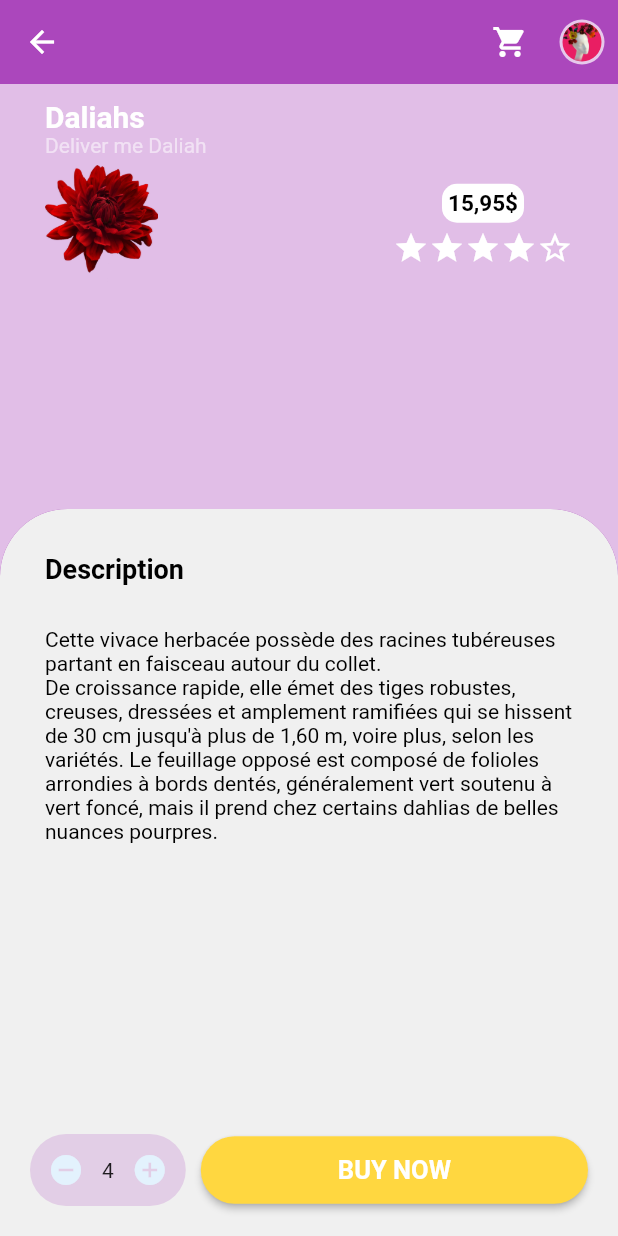
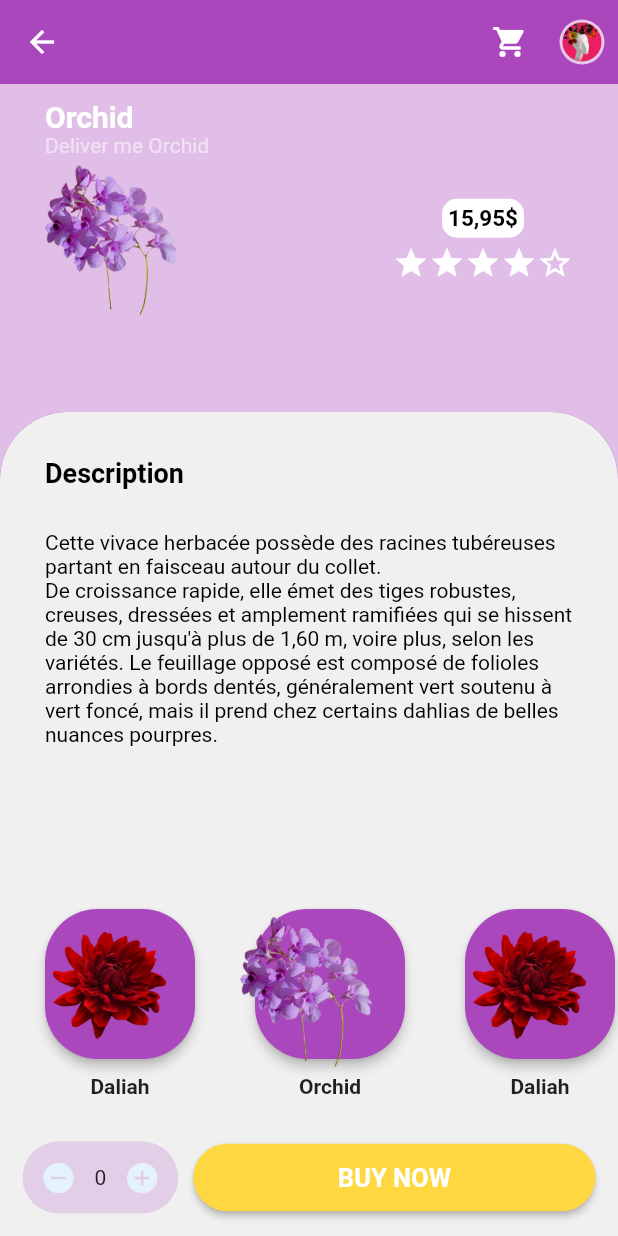
Before and after one commit to fguibon/flutter-flower-shop, a Flutter app: the screen it shows after launch, after a tap on "Orchid", on a phone screen of 412 x 824 dp. Run offline on Flutter 3.47's test engine with Material 2 defaults, Android fonts, the phone set to English and light mode, and no system bars.

Commit message:
Ajout liste et liens

```diff
--- a/lib/flower_list.dart
+++ b/lib/flower_list.dart
@@ -46,7 +46,8 @@ class _FlowerListState extends State<FlowerList> {
                   ),
                   child: GestureDetector(
                     onTap: () {
-                      Navigator.of(context).pushNamed(FlowerPage.tag);
+                      Navigator.of(context).pushNamed(FlowerPage.tag,
+                          arguments: [isEven ? "Daliah" : "Orchid"]);
                     },
                     child: Card(
                       color: Theme.of(context).primaryColor,
@@ -107,7 +108,8 @@ class _FlowerListState extends State<FlowerList> {
                     top: isEven ? 50 : 50,
                     child: GestureDetector(
                       onTap: () {
-                        Navigator.of(context).pushNamed(FlowerPage.tag);
+                        Navigator.of(context).pushNamed(FlowerPage.tag,
+                            arguments: [isEven ? "Daliah" : "Orchid"]);
                       },
                       child: isEven ? daliahImage : orchidImage,
                     ))
--- /dev/null
+++ b/lib/flower_list_mini.dart
@@ -0,0 +1,79 @@
+import 'package:flutter/material.dart';
+
+class FlowerListMini extends StatefulWidget {
+  @override
+  State<FlowerListMini> createState() => _FlowerListMiniState();
+}
+
+class _FlowerListMiniState extends State<FlowerListMini> {
+  Widget daliahImage = Container(
+    height: 80,
+    child: Image.asset("images/daliah.png"),
+  );
+  Widget orchidImage = Container(
+    height: 100,
+    child: Image.asset("images/orchid.png"),
+  );
+
+  int items = 10;
+
+  @override
+  Widget build(BuildContext context) {
+    return Container(
+      height: 150,
+      margin: EdgeInsets.only(top: 10),
+      child: ListView.builder(
+          scrollDirection: Axis.horizontal,
+          itemCount: items,
+          itemBuilder: (context, index) {
+            bool isEven = index.isEven;
+            return Stack(
+              children: [
+                Column(
+                  crossAxisAlignment: CrossAxisAlignment.center,
+                  children: [
+                    Container(
+                      width: 120,
+                      height: 120,
+                      margin: EdgeInsets.only(
+                        left: 20,
+                        right: index == items ? 20 : 0,
+                      ),
+                      child: GestureDetector(
+                        onTap: () {
+                          // TODO
+                        },
+                        child: Card(
+                          color: Theme.of(context).primaryColor,
+                          elevation: 3,
+                          margin: EdgeInsets.all(10),
+                          shape: RoundedRectangleBorder(
+                            borderRadius: BorderRadius.circular(35),
+                          ),
+                        ),
+                      ),
+                    ),
+                    Padding(
+                      padding: EdgeInsets.only(
+                        left: 20,
+                      ),
+                      child: Text(
+                        isEven ? "Daliah" : "Orchid",
+                        style: TextStyle(fontWeight: FontWeight.bold),
+                      ),
+                    )
+                  ],
+                ),
+                Positioned(
+                    top: isEven ? 25 : 15,
+                    left: isEven ? 35 : 20,
+                    child: GestureDetector(
+                      onTap: () {},
+                      child: isEven ? daliahImage : orchidImage,
+                    )),
+              ],
+            );
+          }),
+    );
+  }
+}
--- a/lib/flower_page.dart
+++ b/lib/flower_page.dart
@@ -1,4 +1,6 @@
 import 'package:flutter/material.dart';
+import 'flower_list_mini.dart';
+import 'rating.dart';
 
 class FlowerPage extends StatefulWidget {
   static const tag = "flower_page";
@@ -17,9 +19,14 @@ class _FlowerPageState extends State<FlowerPage> {
     child: Image.asset("images/orchid.png"),
   );
 
+  int cart = 0;
+
   @override
   Widget build(BuildContext context) {
     Size size = MediaQuery.of(context).size;
+    List<String> args =
+        ModalRoute.of(context)?.settings.arguments as List<String>;
+    String flowerName = args[0];
     return Scaffold(
       appBar: AppBar(
         elevation: 0,
@@ -52,7 +59,7 @@ class _FlowerPageState extends State<FlowerPage> {
               crossAxisAlignment: CrossAxisAlignment.start,
               children: [
                 Text(
-                  "Daliahs",
+                  flowerName,
                   style: TextStyle(
                     color: Colors.white,
                     fontWeight: FontWeight.bold,
@@ -60,7 +67,7 @@ class _FlowerPageState extends State<FlowerPage> {
                   ),
                 ),
                 Text(
-                  "Deliver me Daliah",
+                  "Deliver me " + flowerName,
                   style: TextStyle(
                     color: Colors.white54,
                     fontSize: 14,
@@ -71,7 +78,7 @@ class _FlowerPageState extends State<FlowerPage> {
                 ),
                 Row(
                   children: [
-                    daliahImage,
+                    flowerName == "Daliah" ? daliahImage : orchidImage,
                     Spacer(),
                     Column(
                       children: [
@@ -93,30 +100,7 @@ class _FlowerPageState extends State<FlowerPage> {
                         SizedBox(
                           height: 5,
                         ),
-                        Row(
-                          children: [
-                            Icon(
-                              Icons.star,
-                              color: Colors.white,
-                            ),
-                            Icon(
-                              Icons.star,
-                              color: Colors.white,
-                            ),
-                            Icon(
-                              Icons.star,
-                              color: Colors.white,
-                            ),
-                            Icon(
-                              Icons.star,
-                              color: Colors.white,
-                            ),
-                            Icon(
-                              Icons.star_border_outlined,
-                              color: Colors.white,
-                            ),
-                          ],
-                        )
+                        Rating()
                       ],
                     ),
                   ],
@@ -140,7 +124,7 @@ class _FlowerPageState extends State<FlowerPage> {
             child: Container(
               width: size.width,
               color: Color.fromRGBO(240, 240, 240, 1),
-              height: size.height / 1.7,
+              height: size.height / 1.5,
               child: Column(
                 children: [
                   Padding(
@@ -170,9 +154,9 @@ class _FlowerPageState extends State<FlowerPage> {
                     ),
                   ),
                   Spacer(),
-                  // Flower row
+                  FlowerListMini(),
                   Container(
-                    padding: EdgeInsets.all(15),
+                    padding: EdgeInsets.all(10),
                     child: Row(
                       children: [
                         Container(
@@ -186,15 +170,17 @@ class _FlowerPageState extends State<FlowerPage> {
                             children: [
                               IconButton(
                                 onPressed: () {
-                                  // TODO remove
+                                  setState(() {
+                                    cart--;
+                                  });
                                 },
                                 icon: Icon(Icons.remove_circle),
                                 color: Theme.of(context).secondaryHeaderColor,
                               ),
-                              Text("4"),
+                              Text(cart.toString()),
                               IconButton(
                                 onPressed: () {
-                                  // TODO add
+                                  cart++;
                                 },
                                 icon: Icon(Icons.add_circle),
                                 color: Theme.of(context).secondaryHeaderColor,
@@ -210,7 +196,8 @@ class _FlowerPageState extends State<FlowerPage> {
                             ),
                             child: MaterialButton(
                               color: Colors.amberAccent,
-                              shape: RoundedRectangleBorder(borderRadius: BorderRadius.circular(45)),
+                              shape: RoundedRectangleBorder(
+                                  borderRadius: BorderRadius.circular(45)),
                               onPressed: () {
                                 // TODO
                               },
--- a/lib/main.dart
+++ b/lib/main.dart
@@ -38,6 +38,7 @@ class ShopHome extends StatefulWidget {
 }
 
 class _ShopHomeState extends State<ShopHome> {
+
   @override
   Widget build(BuildContext context) {
     return Scaffold(
--- /dev/null
+++ b/lib/rating.dart
@@ -0,0 +1,32 @@
+import 'package:flutter/material.dart';
+
+class Rating extends StatelessWidget {
+
+  @override
+  Widget build(BuildContext context) {
+    return Row(
+      children: [
+        Icon(
+          Icons.star,
+          color: Colors.white,
+        ),
+        Icon(
+          Icons.star,
+          color: Colors.white,
+        ),
+        Icon(
+          Icons.star,
+          color: Colors.white,
+        ),
+        Icon(
+          Icons.star,
+          color: Colors.white,
+        ),
+        Icon(
+          Icons.star_border_outlined,
+          color: Colors.white,
+        ),
+      ],
+    );
+  }
+}
```
